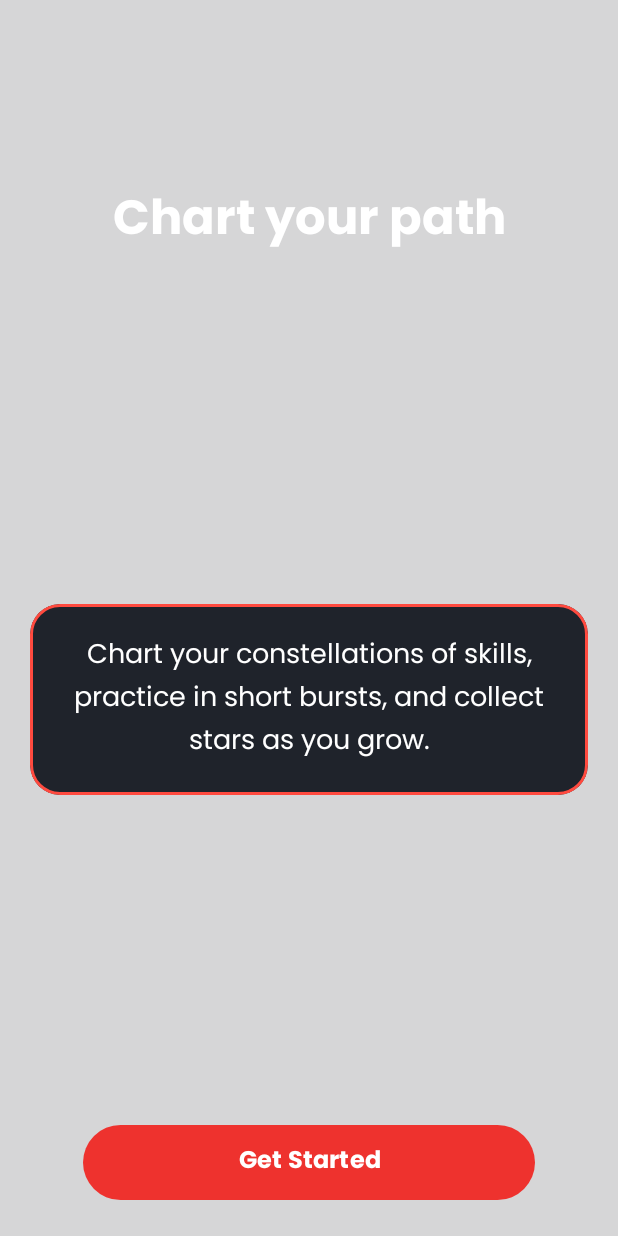
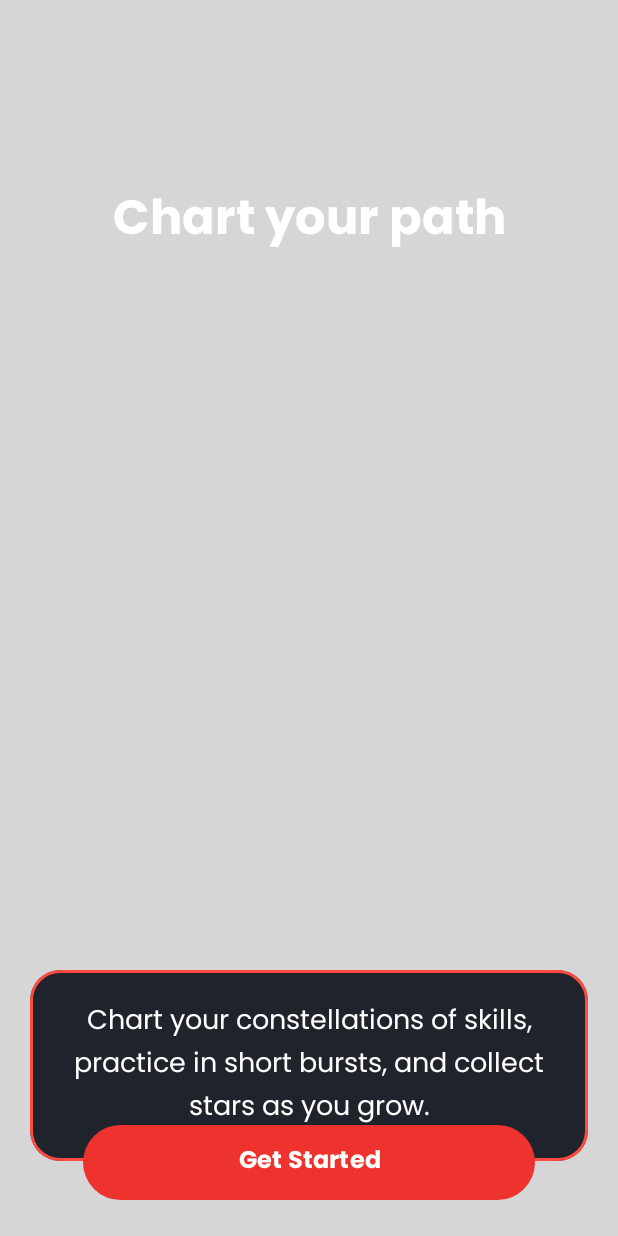
Before and after one commit to DanielMamytov/SuperGoal, an Android app: the screen it shows after launch (MainActivity), on a phone screen of 412 x 824 dp. Run offline under Robolectric (Android 15) with nearby library versions, the phone set to English and light mode, and no system bars; our stand-ins replace CircleImageView, Dagger/Hilt's generated code, navigation-ui.

Commit message:
design of squares

```diff
--- a/app/src/main/res/layout/fragment_on_boarding.xml
+++ b/app/src/main/res/layout/fragment_on_boarding.xml
@@ -28,15 +28,12 @@
         android:layout_width="0dp"
         android:layout_height="wrap_content"
         android:layout_marginStart="20dp"
-        android:layout_marginTop="32dp"
         android:layout_marginEnd="20dp"
-        android:layout_marginBottom="50dp"
         app:cardBackgroundColor="#1F232B"
         app:cardCornerRadius="20dp"
-        app:layout_constraintBottom_toTopOf="@id/btnGetStarted"
+        app:layout_constraintBottom_toTopOf="@+id/btnGetStarted"
         app:layout_constraintEnd_toEndOf="parent"
         app:layout_constraintStart_toStartOf="parent"
-        app:layout_constraintTop_toBottomOf="@id/tvTitle"
         app:strokeColor="#FF4A3F"
         app:strokeWidth="2dp">
 
```
